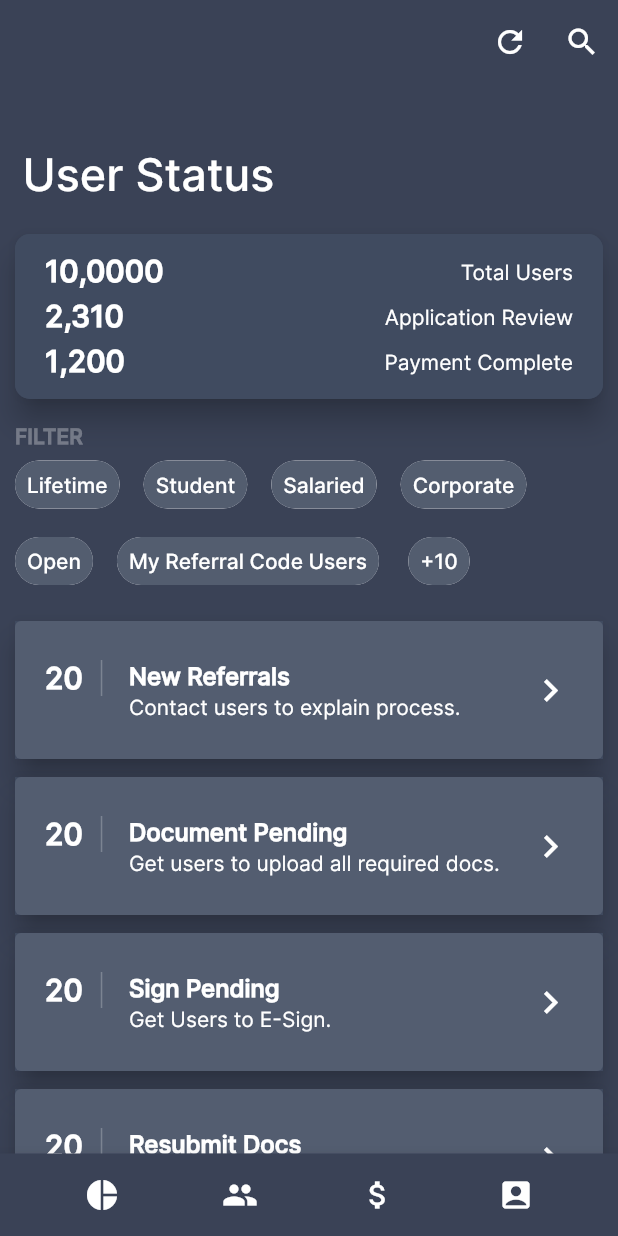
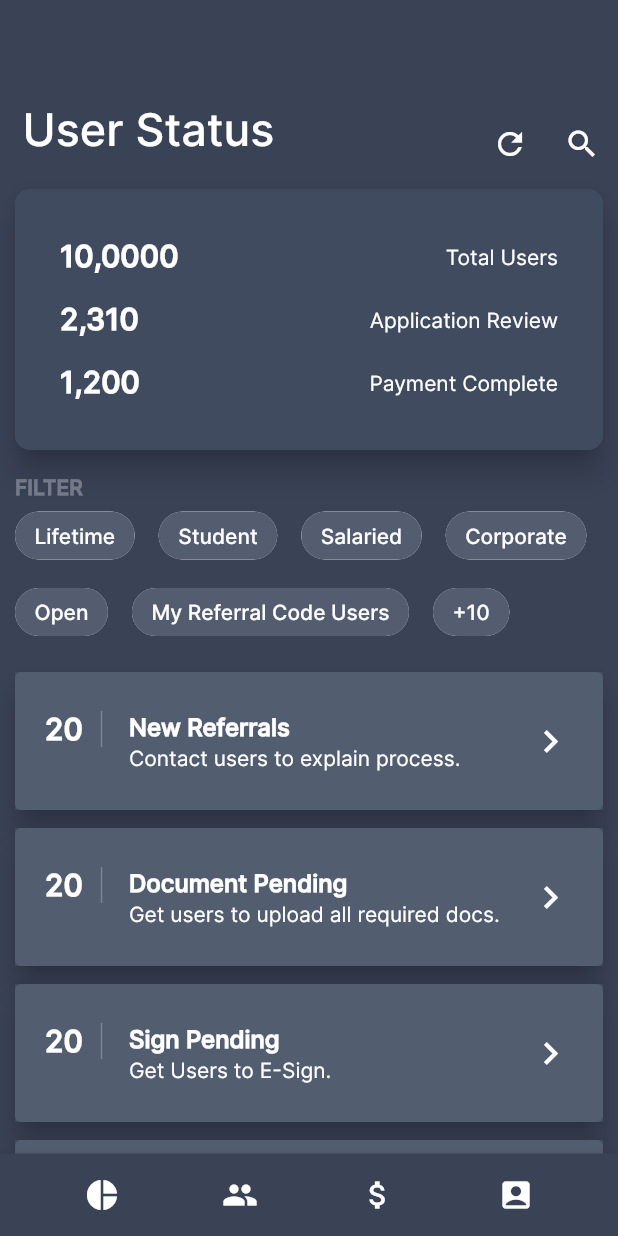
Before and after one commit to piyushp761/Total-Recall-Prototype, a Flutter app: the screen it shows after launch, after a tap on the "refresh" icon, on a phone screen of 412 x 824 dp. Run offline on Flutter 3.47's test engine with Material 2 defaults, Android fonts, the phone set to English and light mode, and no system bars.

```diff
--- a/lib/app.dart
+++ b/lib/app.dart
@@ -1,4 +1,5 @@
 import 'package:flutter/material.dart';
+import 'data.dart';
 import 'package:total_recall/bottomnavbar.dart';
 import 'package:total_recall/filterglance.dart';
 import 'package:total_recall/statscard.dart';
@@ -46,12 +47,13 @@ class _ListPageState extends State<ListPage> {
       body: CustomScrollView(
         slivers: <Widget>[
           Appbar("User Status"),
+
+
           SliverFillRemaining(
             child: makeBody,
           )
         ],
-      )
-      ,
+      ),
     );
   }
 
@@ -83,16 +85,6 @@ Card makeCard(UserFunnels userFunnels) => Card(
         child: makeListTile(userFunnels),
       ),
     );
-/*
-final makeCard = Card(
-  elevation: 8.0,
-  margin: new EdgeInsets.symmetric(horizontal: 10.0, vertical: 6.0),
-  child: Container(
-    decoration: BoxDecoration(color: Color.fromRGBO(64, 75, 96, .9)),
-    child: makeListTile,
-  ),
-);
-*/
 
 ListTile makeListTile(UserFunnels userFunnels) => ListTile(
       contentPadding: EdgeInsets.symmetric(horizontal: 20.0, vertical: 10.0),
@@ -127,84 +119,3 @@ ListTile makeListTile(UserFunnels userFunnels) => ListTile(
                 */
       },
     );
-
-/*
-
-final makeListTile = ListTile(
-    contentPadding: EdgeInsets.symmetric(horizontal: 20.0, vertical: 10.0),
-    leading: Container(
-      padding: EdgeInsets.only(right: 12.0),
-      decoration: new BoxDecoration(
-          border: new Border(
-              right: new BorderSide(width: 1.0, color: Colors.white24))),
-      child: Text("10",
-          style: TextStyle(
-              color: Colors.white,
-              fontWeight: FontWeight.bold,
-              fontSize: 20.0)),
-    ),
-    title: Text(
-      "New Referrals",
-      style: TextStyle(color: Colors.white, fontWeight: FontWeight.bold),
-    ),
-    // subtitle: Text("Intermediate", style: TextStyle(color: Colors.white)),
-
-    subtitle: Row(
-      children: <Widget>[
-        Text("Contact users to explain process.",
-            style: TextStyle(color: Colors.white))
-      ],
-    ),
-    trailing:
-        Icon(Icons.keyboard_arrow_right, color: Colors.white, size: 30.0));
-*/
-
-List getUserFunnels() {
-  return [
-    UserFunnels(
-        funnelName: "New Referrals",
-        userNumbers: 20,
-        funnelDescription: "Contact users to explain process."),
-    UserFunnels(
-        funnelName: "Document Pending",
-        userNumbers: 20,
-        funnelDescription: "Get users to upload all required docs."),
-    UserFunnels(
-        funnelName: "Sign Pending",
-        userNumbers: 20,
-        funnelDescription: "Get Users to E-Sign."),
-    UserFunnels(
-        funnelName: "Resubmit Docs",
-        userNumbers: 20,
-        funnelDescription: "Get users to update missing docs."),
-    UserFunnels(
-        funnelName: "Application Review",
-        userNumbers: 20,
-        funnelDescription: "Wait for review to be completed."),
-    UserFunnels(
-        funnelName: "Payment Pending",
-        userNumbers: 20,
-        funnelDescription: "Wait for review to be completed."),
-    UserFunnels(
-        funnelName: "Additional Docs Submit",
-        userNumbers: 20,
-        funnelDescription: "Get users to upload additional Docs."),
-    UserFunnels(
-        funnelName: "Additional Review",
-        userNumbers: 20,
-        funnelDescription: "Additional review is being conducted."),
-    UserFunnels(
-        funnelName: "Credit Rejected",
-        userNumbers: 20,
-        funnelDescription: "Rejected users. No action required."),
-    UserFunnels(
-        funnelName: "Payment Complete",
-        userNumbers: 20,
-        funnelDescription: "All done. No action required."),
-    UserFunnels(
-        funnelName: "Exclusion",
-        userNumbers: 20,
-        funnelDescription:
-            "User marked as temporary rejected. No action required."),
-  ];
-}
--- a/lib/chipdesign.dart
+++ b/lib/chipdesign.dart
@@ -16,7 +16,7 @@ class ChipDesign extends StatelessWidget{
           style: TextStyle(color: Colors.white),
         ),
         backgroundColor: ColorDarkFG,
-        padding: EdgeInsets.fromLTRB(0.0, 0.0, 0.0, 0.0),
+        padding: EdgeInsets.fromLTRB(5.0, 0.0, 5.0, 0.0),
       ),
       margin: EdgeInsets.only(left: 10, right: 3, top: 0, bottom: 0),
     );
--- /dev/null
+++ b/lib/data.dart
@@ -0,0 +1,51 @@
+import 'userfunnels.dart';
+
+List getUserFunnels() {
+  return [
+    UserFunnels(
+        funnelName: "New Referrals",
+        userNumbers: 20,
+        funnelDescription: "Contact users to explain process."),
+    UserFunnels(
+        funnelName: "Document Pending",
+        userNumbers: 20,
+        funnelDescription: "Get users to upload all required docs."),
+    UserFunnels(
+        funnelName: "Sign Pending",
+        userNumbers: 20,
+        funnelDescription: "Get Users to E-Sign."),
+    UserFunnels(
+        funnelName: "Resubmit Docs",
+        userNumbers: 20,
+        funnelDescription: "Get users to update missing docs."),
+    UserFunnels(
+        funnelName: "Application Review",
+        userNumbers: 20,
+        funnelDescription: "Wait for review to be completed."),
+    UserFunnels(
+        funnelName: "Payment Pending",
+        userNumbers: 20,
+        funnelDescription: "Wait for review to be completed."),
+    UserFunnels(
+        funnelName: "Additional Docs Submit",
+        userNumbers: 20,
+        funnelDescription: "Get users to upload additional Docs."),
+    UserFunnels(
+        funnelName: "Additional Review",
+        userNumbers: 20,
+        funnelDescription: "Additional review is being conducted."),
+    UserFunnels(
+        funnelName: "Credit Rejected",
+        userNumbers: 20,
+        funnelDescription: "Rejected users. No action required."),
+    UserFunnels(
+        funnelName: "Payment Complete",
+        userNumbers: 20,
+        funnelDescription: "All done. No action required."),
+    UserFunnels(
+        funnelName: "Exclusion",
+        userNumbers: 20,
+        funnelDescription:
+            "User marked as temporary rejected. No action required."),
+  ];
+}
--- a/lib/statscard.dart
+++ b/lib/statscard.dart
@@ -18,11 +18,11 @@ class StatsCard extends StatelessWidget{
             onTap: () {},
             child: Container(
                 decoration: BoxDecoration(color: ColorDarkFG),
-                padding: EdgeInsets.fromLTRB(10.0, 10.0, 10.0, 10.0),
+                padding: EdgeInsets.fromLTRB(20, 24, 20, 24),
                 child: Column(
                   children: <Widget>[
                     Container(
-                        padding: EdgeInsets.fromLTRB(10.0, 3, 10.0, 3),
+                        padding: EdgeInsets.fromLTRB(10.0, 9, 10.0, 9),
                         child: Row(
                           mainAxisAlignment: MainAxisAlignment.spaceBetween,
                           children: <Widget>[
@@ -33,7 +33,7 @@ class StatsCard extends StatelessWidget{
                           ],
                         )),
                     Container(
-                        padding: EdgeInsets.fromLTRB(10.0, 3, 10.0, 3),
+                        padding: EdgeInsets.fromLTRB(10.0, 9, 10.0, 9),
                         child: Row(
                           mainAxisAlignment: MainAxisAlignment.spaceBetween,
                           children: <Widget>[
@@ -50,7 +50,7 @@ class StatsCard extends StatelessWidget{
                           ],
                         )),
                     Container(
-                        padding: EdgeInsets.fromLTRB(10.0, 3, 10.0, 3),
+                        padding: EdgeInsets.fromLTRB(10.0, 9, 10.0, 9),
                         child: Row(
                           mainAxisAlignment: MainAxisAlignment.spaceBetween,
                           children: <Widget>[
--- a/lib/topappbar.dart
+++ b/lib/topappbar.dart
@@ -1,4 +1,5 @@
 import 'package:flutter/material.dart';
+import 'package:total_recall/style.dart';
 
 class Appbar extends StatelessWidget with PreferredSizeWidget {
   final String _titleText;
@@ -9,23 +10,35 @@ class Appbar extends StatelessWidget with PreferredSizeWidget {
     return SliverAppBar(
       floating: false,
       pinned: true,
-      expandedHeight: 150.0,
-      backgroundColor: Color.fromRGBO(58, 66, 86, 1.0),
-      flexibleSpace: const FlexibleSpaceBar(
-        title: Text("User Status", textAlign: TextAlign.justify,),
+      expandedHeight: 120.0,
+      elevation: 0.0,
+      backgroundColor: ColorDarkBG,
+      flexibleSpace: Row(
+        crossAxisAlignment: CrossAxisAlignment.end,
+        children: <Widget>[
+          Container(
+            width: 250.0,
+            child: FlexibleSpaceBar(
+              title: Text(
+                "User Status",
+                textAlign: TextAlign.justify,
+              ),
               titlePadding: EdgeInsets.all(15.0),
-
             ),
-      actions: <Widget>[
+          ),
+          Spacer(),
           IconButton(
             icon: Icon(Icons.refresh),
             onPressed: () {},
+            color: Colors.white,
           ),
           IconButton(
             icon: Icon(Icons.search),
             onPressed: () {},
+            color: Colors.white,
           )
         ],
+      ),
     );
   }
 
```
Also changed, not shown: Current.png. Lines whose indentation alone changed are shown as unchanged.
